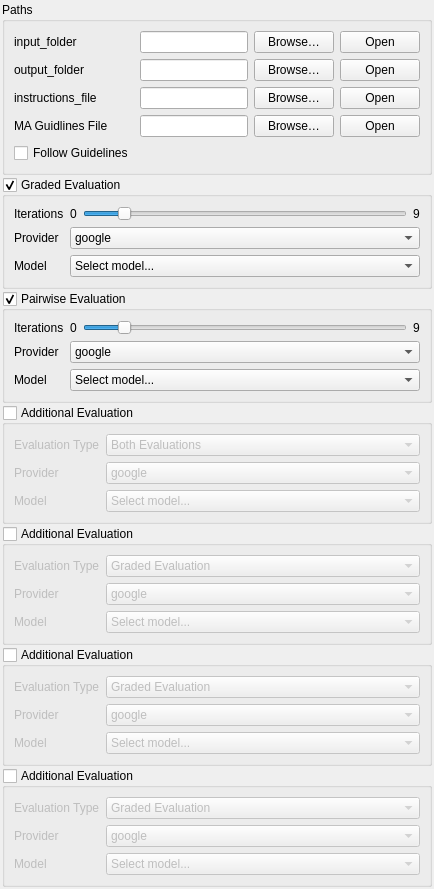
morganross/API_Cost_Multiplier, file GUI/paths_evaluations.ui: the form before one commit.
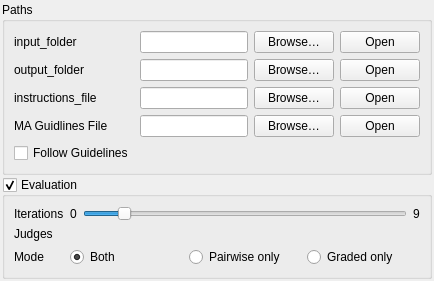
The form after the commit.

Commit message:
feat: Update GUI components and system logs
- Enhance GUI functions with improved user interaction handling
- Update paths evaluation UI layout and component structure
- Refresh FPF run logs with latest execution results and debugging info

Diff of the .ui file:
```diff
--- a/GUI/paths_evaluations.ui
+++ b/GUI/paths_evaluations.ui
@@ -172,11 +172,11 @@
     </widget>
    </item>
 
-   <!-- Graded Evaluation -->
+   <!-- Unified Evaluation -->
    <item>
     <widget class="QGroupBox" name="groupEvaluation">
      <property name="title">
-      <string>Graded Evaluation</string>
+      <string>Evaluation</string>
      </property>
      <property name="checkable">
       <bool>true</bool>
@@ -185,6 +185,7 @@
       <bool>true</bool>
      </property>
      <layout class="QFormLayout" name="formEvaluation">
+      <!-- Optional per-eval iterations slider retained for compatibility -->
       <item row="0" column="0">
        <widget class="QLabel" name="labelEvaluationIterations">
         <property name="text">
@@ -227,655 +228,71 @@
        </layout>
       </item>
 
+      <!-- Judges (checkbox list) -->
       <item row="1" column="0">
-       <widget class="QLabel" name="labelEvaluationProvider">
+       <widget class="QLabel" name="labelEvalJudges">
         <property name="text">
-         <string>Provider</string>
+         <string>Judges</string>
         </property>
        </widget>
       </item>
       <item row="1" column="1">
-       <widget class="QComboBox" name="comboEvaluationProvider">
-        <item>
-         <property name="text">
-          <string>google</string>
+       <widget class="QWidget" name="containerEvalModels">
+        <layout class="QVBoxLayout" name="layoutEvalModels">
+         <property name="spacing">
+          <number>2</number>
          </property>
-        </item>
-        <item>
-         <property name="text">
-          <string>openai</string>
+         <property name="leftMargin">
+          <number>0</number>
          </property>
-        </item>
-        <item>
-         <property name="text">
-          <string>openrouter</string>
+         <property name="topMargin">
+          <number>0</number>
          </property>
-        </item>
-       </widget>
-      </item>
-
-      <item row="2" column="0">
-       <widget class="QLabel" name="labelEvaluationModel">
-        <property name="text">
-         <string>Model</string>
-        </property>
-       </widget>
-      </item>
-      <item row="2" column="1">
-       <widget class="QComboBox" name="comboEvaluationModel">
-        <item>
-         <property name="text">
-          <string>Select model...</string>
+         <property name="rightMargin">
+          <number>0</number>
          </property>
-        </item>
-        <item>
-         <property name="text">
-          <string>gemini-2.5-flash</string>
+         <property name="bottomMargin">
+          <number>0</number>
          </property>
-        </item>
-        <item>
-         <property name="text">
-          <string>gpt-4.1</string>
-         </property>
-        </item>
-        <item>
-         <property name="text">
-          <string>gpt-4o</string>
-         </property>
-        </item>
-        <item>
-         <property name="text">
-          <string>gpt-5-mini</string>
-         </property>
-        </item>
-        <item>
-         <property name="text">
-          <string>o4-mini</string>
-         </property>
-        </item>
-        <item>
-         <property name="text">
-          <string>openrouter: custom</string>
-         </property>
-        </item>
+        </layout>
        </widget>
       </item>
-     </layout>
-    </widget>
-   </item>
 
-   <!-- Pairwise Evaluation -->
-   <item>
-    <widget class="QGroupBox" name="groupEvaluation2">
-     <property name="title">
-      <string>Pairwise Evaluation</string>
-     </property>
-     <property name="checkable">
-      <bool>true</bool>
-     </property>
-     <property name="checked">
-      <bool>true</bool>
-     </property>
-     <layout class="QFormLayout" name="formEvaluation2">
-      <item row="0" column="0">
-       <widget class="QLabel" name="labelEvaluationIterations2">
+      <!-- Mode selection -->
+      <item row="3" column="0">
+       <widget class="QLabel" name="labelEvalMode">
         <property name="text">
-         <string>Iterations</string>
+         <string>Mode</string>
         </property>
        </widget>
       </item>
-      <item row="0" column="1">
-       <layout class="QHBoxLayout" name="hLayoutEvaluationIterations2">
+      <item row="3" column="1">
+       <layout class="QHBoxLayout" name="hLayoutEvalMode">
         <item>
-         <widget class="QLabel" name="labelEvaluationIterationsMin2">
+         <widget class="QRadioButton" name="radioEvalBoth">
           <property name="text">
-           <string>0</string>
+           <string>Both</string>
           </property>
+          <property name="checked">
+           <bool>true</bool>
+          </property>
          </widget>
         </item>
         <item>
-         <widget class="QSlider" name="sliderEvaluationIterations2">
-          <property name="minimum">
-           <number>0</number>
+         <widget class="QRadioButton" name="radioEvalPairwise">
+          <property name="text">
+           <string>Pairwise only</string>
           </property>
-          <property name="maximum">
-           <number>9</number>
-          </property>
-          <property name="value">
-           <number>1</number>
-          </property>
-          <property name="orientation">
-           <enum>Qt::Horizontal</enum>
-          </property>
          </widget>
         </item>
         <item>
-         <widget class="QLabel" name="labelEvaluationIterationsMax2">
+         <widget class="QRadioButton" name="radioEvalGraded">
           <property name="text">
-           <string>9</string>
+           <string>Graded only</string>
           </property>
          </widget>
         </item>
        </layout>
-      </item>
-
-      <item row="1" column="0">
-       <widget class="QLabel" name="labelEvaluationProvider2">
-        <property name="text">
-         <string>Provider</string>
-        </property>
-       </widget>
-      </item>
-      <item row="1" column="1">
-       <widget class="QComboBox" name="comboEvaluationProvider2">
-        <item>
-         <property name="text">
-          <string>google</string>
-         </property>
-        </item>
-        <item>
-         <property name="text">
-          <string>openai</string>
-         </property>
-        </item>
-        <item>
-         <property name="text">
-          <string>openrouter</string>
-         </property>
-        </item>
-       </widget>
-      </item>
-
-      <item row="2" column="0">
-       <widget class="QLabel" name="labelEvaluationModel2">
-        <property name="text">
-         <string>Model</string>
-        </property>
-       </widget>
-      </item>
-      <item row="2" column="1">
-       <widget class="QComboBox" name="comboEvaluationModel2">
-        <item>
-         <property name="text">
-          <string>Select model...</string>
-         </property>
-        </item>
-        <item>
-         <property name="text">
-          <string>gemini-2.5-flash</string>
-         </property>
-        </item>
-        <item>
-         <property name="text">
-          <string>gpt-4.1</string>
-         </property>
-        </item>
-        <item>
-         <property name="text">
-          <string>gpt-4o</string>
-         </property>
-        </item>
-        <item>
-         <property name="text">
-          <string>gpt-5-mini</string>
-         </property>
-        </item>
-        <item>
-         <property name="text">
-          <string>o4-mini</string>
-         </property>
-        </item>
-        <item>
-         <property name="text">
-          <string>openrouter: custom</string>
-         </property>
-        </item>
-       </widget>
-      </item>
-     </layout>
-    </widget>
-   </item>
-
-   <!-- Additional Evaluation 1..4 -->
-   <item>
-    <widget class="QGroupBox" name="groupAdditionalEvaluation">
-     <property name="title">
-      <string>Additional Evaluation</string>
-     </property>
-     <property name="checkable">
-      <bool>true</bool>
-     </property>
-     <property name="checked">
-      <bool>false</bool>
-     </property>
-     <layout class="QFormLayout" name="formAdditionalEvaluation">
-      <item row="0" column="0">
-       <widget class="QLabel" name="labelAdditionalEvalType">
-        <property name="text">
-         <string>Evaluation Type</string>
-        </property>
-       </widget>
-      </item>
-      <item row="0" column="1">
-       <widget class="QComboBox" name="comboAdditionalEvalType">
-        <item>
-         <property name="text">
-          <string>Both Evaluations</string>
-         </property>
-        </item>
-        <item>
-         <property name="text">
-          <string>Graded Evaluation</string>
-         </property>
-        </item>
-        <item>
-         <property name="text">
-          <string>Pairwise Evaluation</string>
-         </property>
-        </item>
-       </widget>
-      </item>
-      <item row="1" column="0">
-       <widget class="QLabel" name="labelAdditionalEvalProvider">
-        <property name="text">
-         <string>Provider</string>
-        </property>
-       </widget>
-      </item>
-      <item row="1" column="1">
-       <widget class="QComboBox" name="comboAdditionalEvalProvider">
-        <item>
-         <property name="text">
-          <string>google</string>
-         </property>
-        </item>
-        <item>
-         <property name="text">
-          <string>openai</string>
-         </property>
-        </item>
-        <item>
-         <property name="text">
-          <string>openrouter</string>
-         </property>
-        </item>
-       </widget>
-      </item>
-      <item row="2" column="0">
-       <widget class="QLabel" name="labelAdditionalEvalModel">
-        <property name="text">
-         <string>Model</string>
-        </property>
-       </widget>
-      </item>
-      <item row="2" column="1">
-       <widget class="QComboBox" name="comboAdditionalEvalModel">
-        <item>
-         <property name="text">
-          <string>Select model...</string>
-         </property>
-        </item>
-        <item>
-         <property name="text">
-          <string>gemini-2.5-flash</string>
-         </property>
-        </item>
-        <item>
-         <property name="text">
-          <string>gpt-4.1</string>
-         </property>
-        </item>
-        <item>
-         <property name="text">
-          <string>gpt-4o</string>
-         </property>
-        </item>
-        <item>
-         <property name="text">
-          <string>gpt-5-mini</string>
-         </property>
-        </item>
-        <item>
-         <property name="text">
-          <string>o4-mini</string>
-         </property>
-        </item>
-        <item>
-         <property name="text">
-          <string>openrouter: custom</string>
-         </property>
-        </item>
-       </widget>
-      </item>
-     </layout>
-    </widget>
-   </item>
-
-   <!-- Additional Evaluation 2 -->
-   <item>
-    <widget class="QGroupBox" name="groupAdditionalEvaluation2">
-     <property name="title">
-      <string>Additional Evaluation</string>
-     </property>
-     <property name="checkable">
-      <bool>true</bool>
-     </property>
-     <property name="checked">
-      <bool>false</bool>
-     </property>
-     <layout class="QFormLayout" name="formAdditionalEvaluation2">
-      <item row="0" column="0">
-       <widget class="QLabel" name="labelAdditionalEvalType2">
-        <property name="text">
-         <string>Evaluation Type</string>
-        </property>
-       </widget>
-      </item>
-      <item row="0" column="1">
-       <widget class="QComboBox" name="comboAdditionalEvalType2">
-        <item>
-         <property name="text">
-          <string>Graded Evaluation</string>
-         </property>
-        </item>
-        <item>
-         <property name="text">
-          <string>Pairwise Evaluation</string>
-         </property>
-        </item>
-       </widget>
-      </item>
-      <item row="1" column="0">
-       <widget class="QLabel" name="labelAdditionalEvalProvider2">
-        <property name="text">
-         <string>Provider</string>
-        </property>
-       </widget>
-      </item>
-      <item row="1" column="1">
-       <widget class="QComboBox" name="comboAdditionalEvalProvider2">
-        <item>
-         <property name="text">
-          <string>google</string>
-         </property>
-        </item>
-        <item>
-         <property name="text">
-          <string>openai</string>
-         </property>
-        </item>
-        <item>
-         <property name="text">
-          <string>openrouter</string>
-         </property>
-        </item>
-       </widget>
-      </item>
-      <item row="2" column="0">
-       <widget class="QLabel" name="labelAdditionalEvalModel2">
-        <property name="text">
-         <string>Model</string>
-        </property>
-       </widget>
-      </item>
-      <item row="2" column="1">
-       <widget class="QComboBox" name="comboAdditionalEvalModel2">
-        <item>
-         <property name="text">
-          <string>Select model...</string>
-         </property>
-        </item>
-        <item>
-         <property name="text">
-          <string>gemini-2.5-flash</string>
-         </property>
-        </item>
-        <item>
-         <property name="text">
-          <string>gpt-4.1</string>
-         </property>
-        </item>
-        <item>
-         <property name="text">
-          <string>gpt-4o</string>
-         </property>
-        </item>
-        <item>
-         <property name="text">
-          <string>gpt-5-mini</string>
-         </property>
-        </item>
-        <item>
-         <property name="text">
-          <string>o4-mini</string>
-         </property>
-        </item>
-        <item>
-         <property name="text">
-          <string>openrouter: custom</string>
-         </property>
-        </item>
-       </widget>
-      </item>
-     </layout>
-    </widget>
-   </item>
-
-   <!-- Additional Evaluation 3 -->
-   <item>
-    <widget class="QGroupBox" name="groupAdditionalEvaluation3">
-     <property name="title">
-      <string>Additional Evaluation</string>
-     </property>
-     <property name="checkable">
-      <bool>true</bool>
-     </property>
-     <property name="checked">
-      <bool>false</bool>
-     </property>
-     <layout class="QFormLayout" name="formAdditionalEvaluation3">
-      <item row="0" column="0">
-       <widget class="QLabel" name="labelAdditionalEvalType3">
-        <property name="text">
-         <string>Evaluation Type</string>
-        </property>
-       </widget>
-      </item>
-      <item row="0" column="1">
-       <widget class="QComboBox" name="comboAdditionalEvalType3">
-        <item>
-         <property name="text">
-          <string>Graded Evaluation</string>
-         </property>
-        </item>
-        <item>
-         <property name="text">
-          <string>Pairwise Evaluation</string>
-         </property>
-        </item>
-       </widget>
-      </item>
-      <item row="1" column="0">
-       <widget class="QLabel" name="labelAdditionalEvalProvider3">
-        <property name="text">
-         <string>Provider</string>
-        </property>
-       </widget>
-      </item>
-      <item row="1" column="1">
-       <widget class="QComboBox" name="comboAdditionalEvalProvider3">
-        <item>
-         <property name="text">
-          <string>google</string>
-         </property>
-        </item>
-        <item>
-         <property name="text">
-          <string>openai</string>
-         </property>
-        </item>
-        <item>
-         <property name="text">
-          <string>openrouter</string>
-         </property>
-        </item>
-       </widget>
-      </item>
-      <item row="2" column="0">
-       <widget class="QLabel" name="labelAdditionalEvalModel3">
-        <property name="text">
-         <string>Model</string>
-        </property>
-       </widget>
-      </item>
-      <item row="2" column="1">
-       <widget class="QComboBox" name="comboAdditionalEvalModel3">
-        <item>
-         <property name="text">
-          <string>Select model...</string>
-         </property>
-        </item>
-        <item>
-         <property name="text">
-          <string>gemini-2.5-flash</string>
-         </property>
-        </item>
-        <item>
-         <property name="text">
-          <string>gpt-4.1</string>
-         </property>
-        </item>
-        <item>
-         <property name="text">
-          <string>gpt-4o</string>
-         </property>
-        </item>
-        <item>
-         <property name="text">
-          <string>gpt-5-mini</string>
-         </property>
-        </item>
-        <item>
-         <property name="text">
-          <string>o4-mini</string>
-         </property>
-        </item>
-        <item>
-         <property name="text">
-          <string>openrouter: custom</string>
-         </property>
-        </item>
-       </widget>
-      </item>
-     </layout>
-    </widget>
-   </item>
-
-   <!-- Additional Evaluation 4 -->
-   <item>
-    <widget class="QGroupBox" name="groupAdditionalEvaluation4">
-     <property name="title">
-      <string>Additional Evaluation</string>
-     </property>
-     <property name="checkable">
-      <bool>true</bool>
-     </property>
-     <property name="checked">
-      <bool>false</bool>
-     </property>
-     <layout class="QFormLayout" name="formAdditionalEvaluation4">
-      <item row="0" column="0">
-       <widget class="QLabel" name="labelAdditionalEvalType4">
-        <property name="text">
-         <string>Evaluation Type</string>
-        </property>
-       </widget>
-      </item>
-      <item row="0" column="1">
-       <widget class="QComboBox" name="comboAdditionalEvalType4">
-        <item>
-         <property name="text">
-          <string>Graded Evaluation</string>
-         </property>
-        </item>
-        <item>
-         <property name="text">
-          <string>Pairwise Evaluation</string>
-         </property>
-        </item>
-       </widget>
-      </item>
-      <item row="1" column="0">
-       <widget class="QLabel" name="labelAdditionalEvalProvider4">
-        <property name="text">
-         <string>Provider</string>
-        </property>
-       </widget>
-      </item>
-      <item row="1" column="1">
-       <widget class="QComboBox" name="comboAdditionalEvalProvider4">
-        <item>
-         <property name="text">
-          <string>google</string>
-         </property>
-        </item>
-        <item>
-         <property name="text">
-          <string>openai</string>
-         </property>
-        </item>
-        <item>
-         <property name="text">
-          <string>openrouter</string>
-         </property>
-        </item>
-       </widget>
-      </item>
-      <item row="2" column="0">
-       <widget class="QLabel" name="labelAdditionalEvalModel4">
-        <property name="text">
-         <string>Model</string>
-        </property>
-       </widget>
-      </item>
-      <item row="2" column="1">
-       <widget class="QComboBox" name="comboAdditionalEvalModel4">
-        <item>
-         <property name="text">
-          <string>Select model...</string>
-         </property>
-        </item>
-        <item>
-         <property name="text">
-          <string>gemini-2.5-flash</string>
-         </property>
-        </item>
-        <item>
-         <property name="text">
-          <string>gpt-4.1</string>
-         </property>
-        </item>
-        <item>
-         <property name="text">
-          <string>gpt-4o</string>
-         </property>
-        </item>
-        <item>
-         <property name="text">
-          <string>gpt-5-mini</string>
-         </property>
-        </item>
-        <item>
-         <property name="text">
-          <string>o4-mini</string>
-         </property>
-        </item>
-        <item>
-         <property name="text">
-          <string>openrouter: custom</string>
-         </property>
-        </item>
-       </widget>
       </item>
      </layout>
     </widget>
```
The commit also changes 2 other files.
